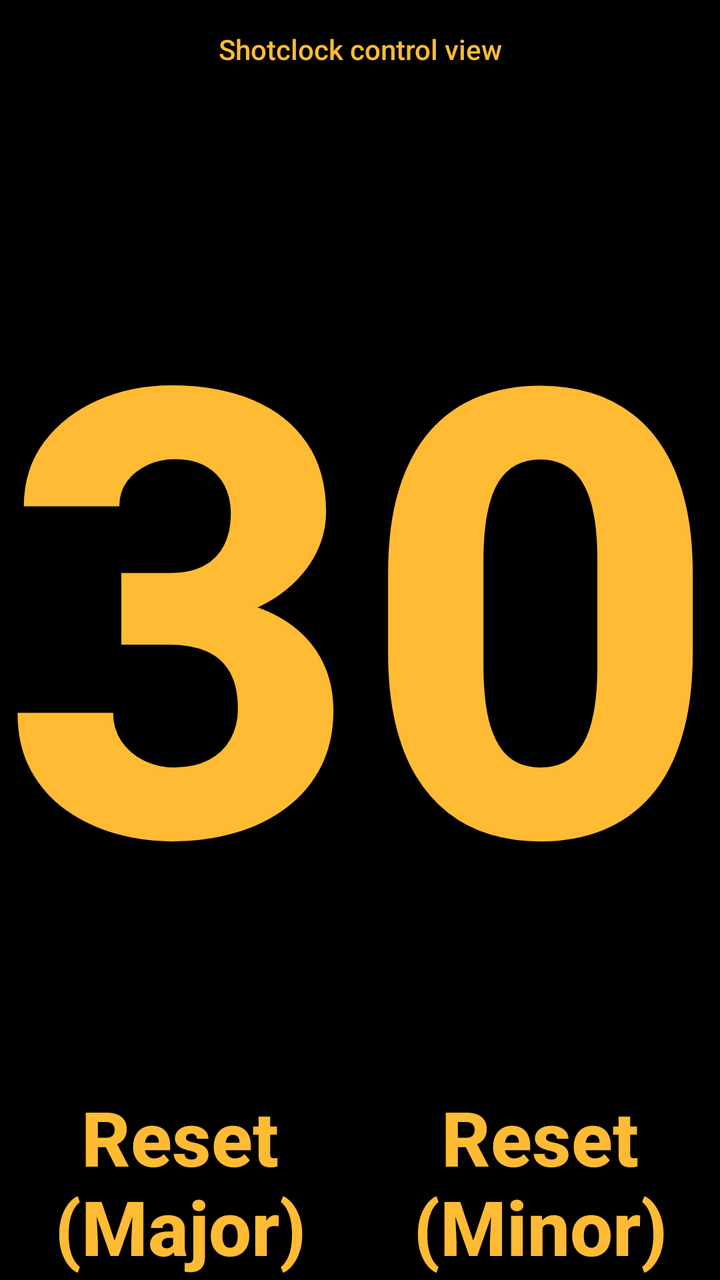
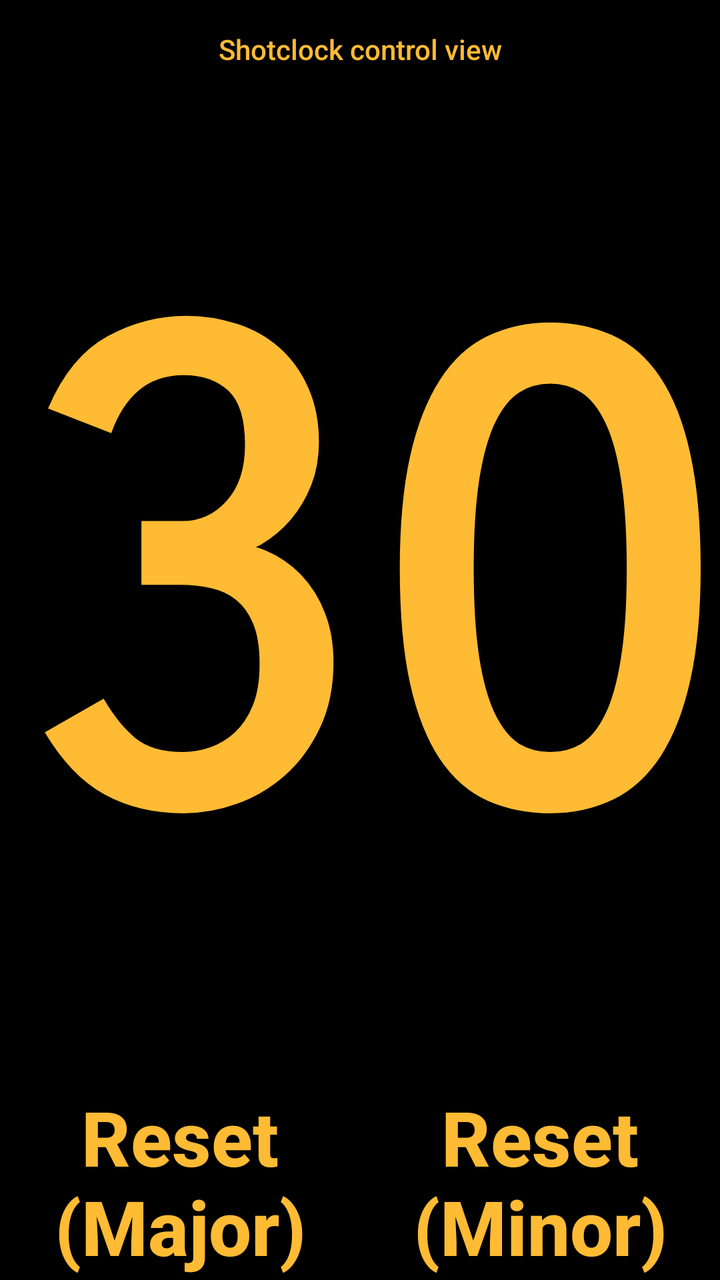

Compare the two renders of this Android layout. The source of the first and the diff that turns it into the second are given below.
<!-- AndroidManifest.xml: application theme AppTheme -->
<!-- res/layout/shotclock_remote_control.xml -->
<?xml version="1.0" encoding="utf-8"?>
<androidx.constraintlayout.widget.ConstraintLayout xmlns:android="http://schemas.android.com/apk/res/android"
    xmlns:app="http://schemas.android.com/apk/res-auto"
    xmlns:tools="http://schemas.android.com/tools"
    android:layout_width="match_parent"
    android:layout_height="match_parent"
    android:keepScreenOn="true"
    tools:context="de.wasserball.wabaclock.main.ShotclockRemoteControl">

    <LinearLayout
        android:id="@+id/layoutZN2"
        android:layout_width="match_parent"
        android:layout_height="match_parent"
        android:orientation="vertical">

        <Button
            android:id="@+id/button2"
            android:layout_width="match_parent"
            android:layout_height="0dp"
            android:layout_weight="1"
            android:background="@android:color/background_dark"
            android:text="@string/shotclock_control_view_title"
            android:textAllCaps="false"
            android:textColor="@android:color/holo_orange_light" />

        <Button
            android:id="@+id/shotclock_zn2"
            style="@style/Widget.AppCompat.Button.Borderless"
            android:layout_width="match_parent"
            android:layout_height="0dp"
            android:layout_weight="10"
            android:background="@android:color/background_dark"
            android:clickable="true"
            android:focusable="true"
            android:onClick="startStopShotclock"
            android:text="@string/shotclock_default_val"
            android:textAlignment="center"
            android:textAllCaps="false"
            android:textColor="@android:color/holo_orange_light"
            android:textStyle="bold"
            app:autoSizeMaxTextSize="4000sp"
            app:autoSizeMinTextSize="12sp"
            app:autoSizeStepGranularity="20sp"
            app:autoSizeTextType="uniform" />

        <LinearLayout
            android:layout_width="match_parent"
            android:layout_height="0dp"
            android:layout_weight="2"
            android:orientation="horizontal">

            <Button
                android:id="@+id/resetMajorZN2"
                style="@style/Widget.AppCompat.Button.Borderless"
                android:layout_width="match_parent"
                android:layout_height="match_parent"
                android:layout_weight="1"
                android:background="@android:color/background_dark"
                android:clickable="true"
                android:focusable="true"
                android:onClick="resetShotclockMajor"
                android:text="@string/reset_major"
                android:textAllCaps="false"
                android:textColor="@android:color/holo_orange_light"
                android:textStyle="bold"
                app:autoSizeMaxTextSize="200sp"
                app:autoSizeMinTextSize="12sp"
                app:autoSizeStepGranularity="2sp"
                app:autoSizeTextType="uniform" />

            <Button
                android:id="@+id/resetMinorZN2"
                style="@style/Widget.AppCompat.Button.Borderless"
                android:layout_width="match_parent"
                android:layout_height="match_parent"
                android:layout_weight="1"
                android:background="@android:color/background_dark"
                android:clickable="true"
                android:focusable="true"
                android:onClick="resetShotclockMinor"
                android:text="@string/reset_minor"
                android:textAllCaps="false"
                android:textColor="@android:color/holo_orange_light"
                android:textStyle="bold"
                app:autoSizeMaxTextSize="200sp"
                app:autoSizeMinTextSize="12sp"
                app:autoSizeStepGranularity="2sp"
                app:autoSizeTextType="uniform" />
        </LinearLayout>
    </LinearLayout>

</androidx.constraintlayout.widget.ConstraintLayout>
<!-- resources referenced by this layout -->
<resources>
  <string name="reset_major">Reset (Major)</string>
  <string name="reset_minor">Reset (Minor)</string>
  <string name="shotclock_control_view_title">Shotclock control view</string>
  <string name="shotclock_default_val">30</string>
  <style name="AppTheme" parent="Theme.AppCompat.Light.NoActionBar">
          
          <item name="colorPrimary">@color/colorPrimary</item>
          <item name="colorPrimaryDark">@color/colorPrimaryDark</item>
          <item name="colorAccent">@color/colorAccent</item>
      </style>
  <color name="colorPrimary">#008577</color>
  <color name="colorPrimaryDark">#000000</color>
  <color name="colorAccent">#D81B60</color>
</resources>

<!-- the commit's change to res/layout/shotclock_remote_control.xml (unified diff, before → after) -->
@@ -36,6 +36,7 @@
             android:text="@string/shotclock_default_val"
             android:textAlignment="center"
             android:textAllCaps="false"
+            android:fontFamily="sans-serif-smallcaps"
             android:textColor="@android:color/holo_orange_light"
             android:textStyle="bold"
             app:autoSizeMaxTextSize="4000sp"
